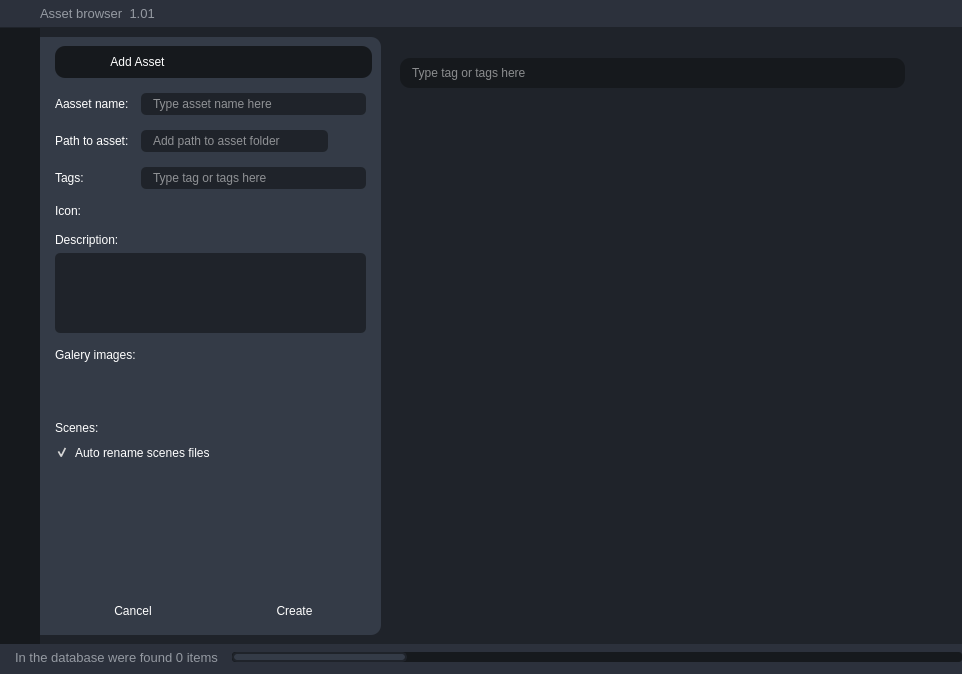
Old version of the form UI/Ui_MainWindow.ui in the repository andreikin/asset_browser.
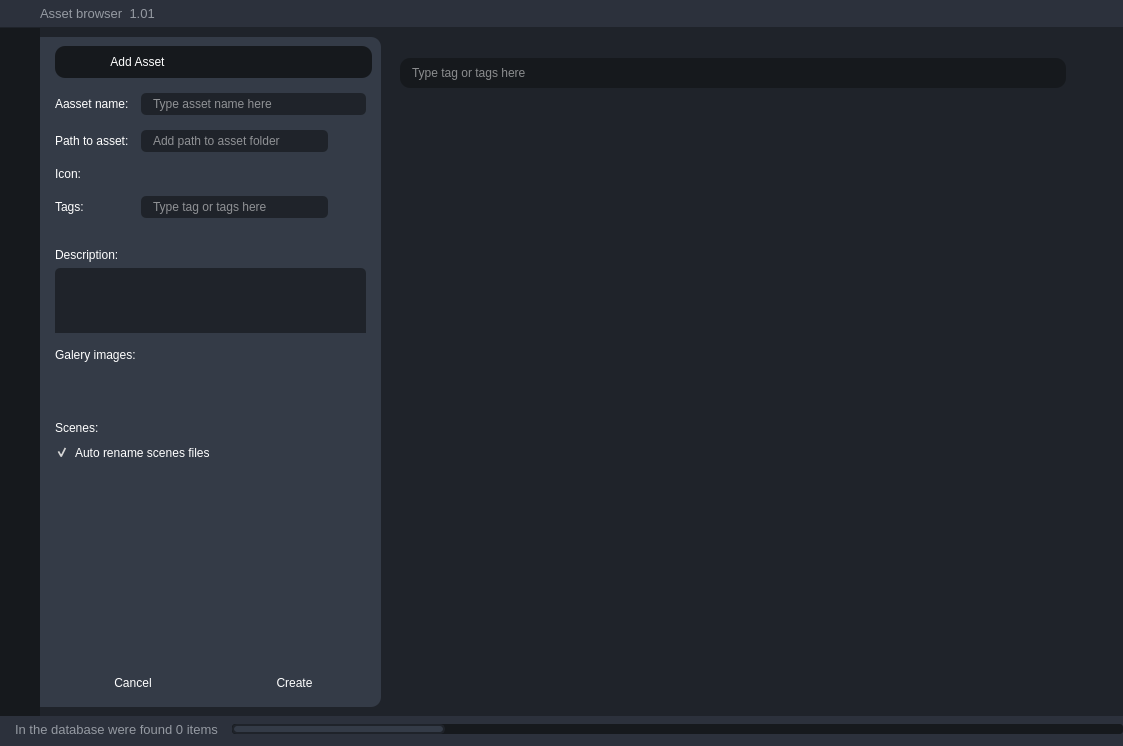
New version of the form. Icons and pictures are not drawn.

Commit message: Creates a set of tags buttons with a delete button.

The edit to the form file:
```diff
--- a/UI/Ui_MainWindow.ui
+++ b/UI/Ui_MainWindow.ui
@@ -6,8 +6,8 @@
    <rect>
     <x>0</x>
     <y>0</y>
-    <width>962</width>
-    <height>674</height>
+    <width>1123</width>
+    <height>746</height>
    </rect>
   </property>
   <property name="windowTitle">
@@ -646,7 +646,7 @@
                       <x>0</x>
                       <y>0</y>
                       <width>317</width>
-                      <height>490</height>
+                      <height>562</height>
                      </rect>
                     </property>
                     <layout class="QVBoxLayout" name="verticalLayout">
@@ -806,6 +806,60 @@
                        </layout>
                       </widget>
                      </item>
+                     <item>
+                      <widget class="QFrame" name="images_frame">
+                       <property name="frameShape">
+                        <enum>QFrame::StyledPanel</enum>
+                       </property>
+                       <property name="frameShadow">
+                        <enum>QFrame::Raised</enum>
+                       </property>
+                       <layout class="QHBoxLayout" name="iconLE_Layout">
+                        <property name="leftMargin">
+                         <number>0</number>
+                        </property>
+                        <property name="topMargin">
+                         <number>0</number>
+                        </property>
+                        <property name="rightMargin">
+                         <number>0</number>
+                        </property>
+                        <property name="bottomMargin">
+                         <number>10</number>
+                        </property>
+                        <item>
+                         <widget class="QLabel" name="image_label">
+                          <property name="minimumSize">
+                           <size>
+                            <width>80</width>
+                            <height>0</height>
+                           </size>
+                          </property>
+                          <property name="text">
+                           <string>Icon:</string>
+                          </property>
+                         </widget>
+                        </item>
+                        <item>
+                         <widget class="QPushButton" name="image_Button">
+                          <property name="text">
+                           <string/>
+                          </property>
+                          <property name="icon">
+                           <iconset resource="../resurses.qrc">
+                            <normaloff>:/icons/icons/folder.svg</normaloff>:/icons/icons/folder.svg</iconset>
+                          </property>
+                          <property name="iconSize">
+                           <size>
+                            <width>22</width>
+                            <height>22</height>
+                           </size>
+                          </property>
+                         </widget>
+                        </item>
+                       </layout>
+                      </widget>
+                     </item>
                      <item>
                       <widget class="QFrame" name="tag_frame">
                        <property name="frameShape">
@@ -862,45 +916,8 @@
                           </property>
                          </widget>
                         </item>
-                       </layout>
-                      </widget>
-                     </item>
-                     <item>
-                      <widget class="QFrame" name="images_frame">
-                       <property name="frameShape">
-                        <enum>QFrame::StyledPanel</enum>
-                       </property>
-                       <property name="frameShadow">
-                        <enum>QFrame::Raised</enum>
-                       </property>
-                       <layout class="QHBoxLayout" name="iconLE_Layout">
-                        <property name="leftMargin">
-                         <number>0</number>
-                        </property>
-                        <property name="topMargin">
-                         <number>0</number>
-                        </property>
-                        <property name="rightMargin">
-                         <number>0</number>
-                        </property>
-                        <property name="bottomMargin">
-                         <number>10</number>
-                        </property>
                         <item>
-                         <widget class="QLabel" name="image_label">
-                          <property name="minimumSize">
-                           <size>
-                            <width>80</width>
-                            <height>0</height>
-                           </size>
-                          </property>
-                          <property name="text">
-                           <string>Icon:</string>
-                          </property>
-                         </widget>
-                        </item>
-                        <item>
-                         <widget class="QPushButton" name="image_Button">
+                         <widget class="QPushButton" name="add_tag_Button">
                           <property name="text">
                            <string/>
                           </property>
@@ -941,7 +958,7 @@
                          <number>0</number>
                         </property>
                         <property name="topMargin">
-                         <number>0</number>
+                         <number>15</number>
                         </property>
                         <property name="rightMargin">
                          <number>0</number>
```
Left out of the diff: 2 changed lines with no effect on the pictures. The commit also changes 7 other files.
